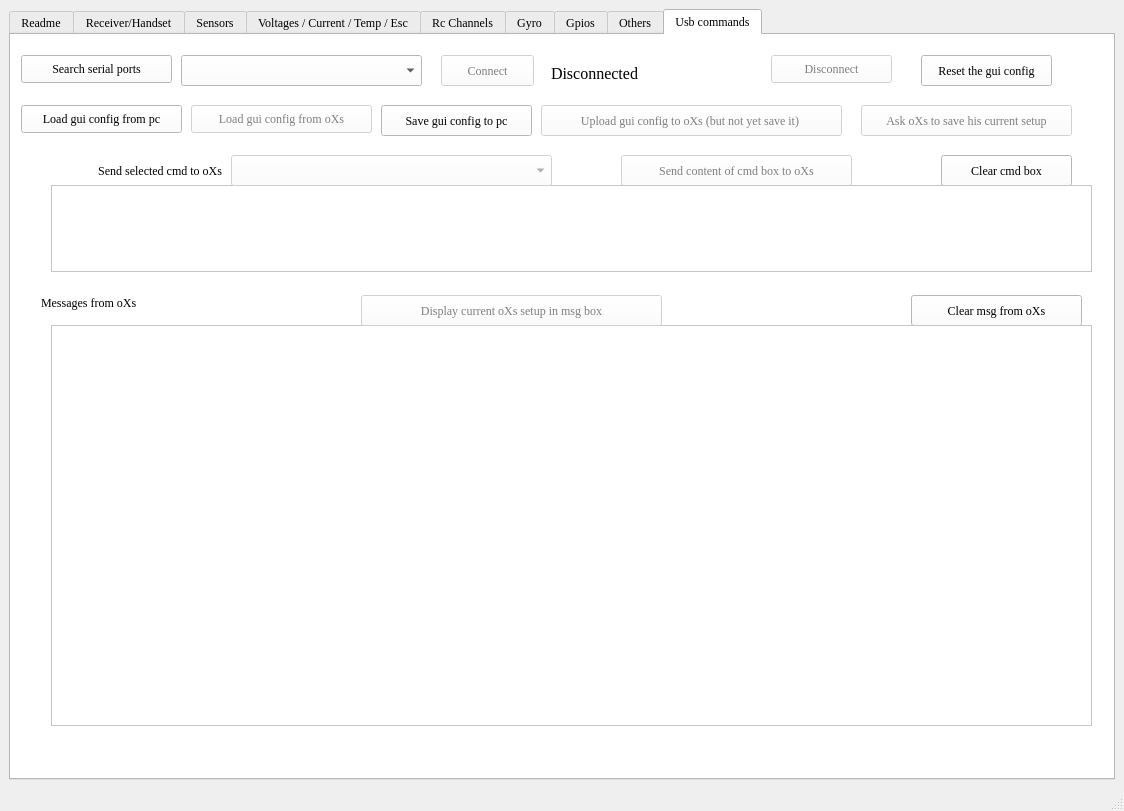
Qt form gui/oXs.ui (mstrens/expressLRS_oXs) before a commit.
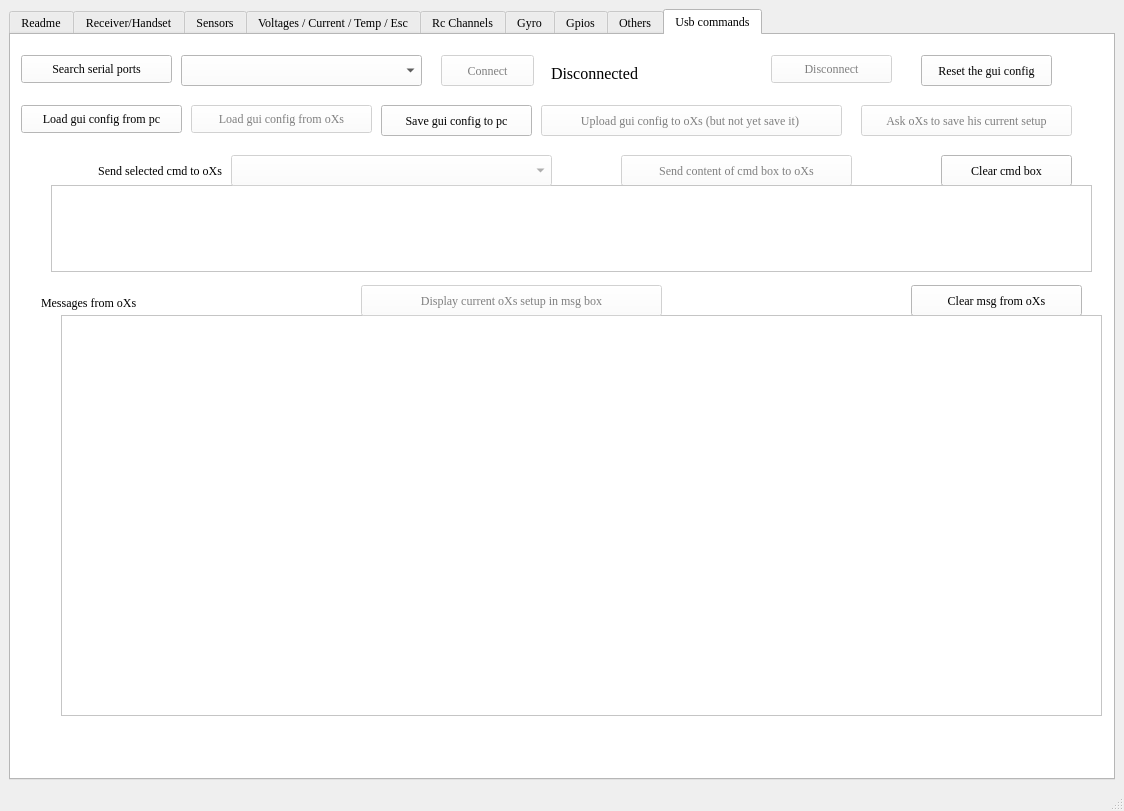
The same form after that commit. The open tabs and pages were chosen to show the change. Icons and pictures are not drawn.

Diff of the .ui file:
```diff
--- a/gui/oXs.ui
+++ b/gui/oXs.ui
@@ -8924,7 +8924,7 @@
         <property name="geometry">
          <rect>
           <x>900</x>
-          <y>260</y>
+          <y>250</y>
           <width>171</width>
           <height>31</height>
          </rect>
@@ -8936,8 +8936,8 @@
        <widget class="QPlainTextEdit" name="plainTextEditSerialFromOxs">
         <property name="geometry">
          <rect>
-          <x>40</x>
-          <y>290</y>
+          <x>50</x>
+          <y>280</y>
           <width>1041</width>
           <height>401</height>
          </rect>
@@ -9087,7 +9087,7 @@
         <property name="geometry">
          <rect>
           <x>350</x>
-          <y>260</y>
+          <y>250</y>
           <width>301</width>
           <height>31</height>
          </rect>
```
Left out of the diff: 18 changed lines with no effect on the pictures.
